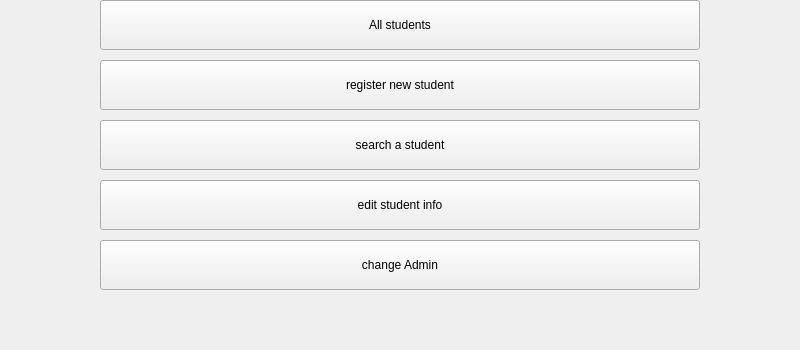
shawkyebrahim2514/student-system-management, file Project/mainwindow.ui: the form before one commit; both pictures show x 0 to 800 and y 154 to 504 of the 800 by 600 pixel window.
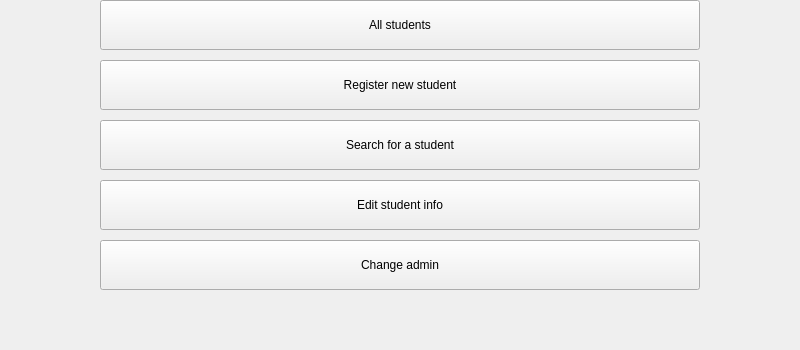
The form after the commit. Icons and pictures are not drawn.

```diff
--- a/Project/mainwindow.ui
+++ b/Project/mainwindow.ui
@@ -53,7 +53,7 @@
        </size>
       </property>
       <property name="text">
-       <string>register new student</string>
+       <string>Register new student</string>
       </property>
       <property name="iconSize">
        <size>
@@ -72,7 +72,7 @@
        </size>
       </property>
       <property name="text">
-       <string>search a student</string>
+       <string>Search for a student</string>
       </property>
      </widget>
     </item>
@@ -85,7 +85,7 @@
        </size>
       </property>
       <property name="text">
-       <string>edit student info</string>
+       <string>Edit student info</string>
       </property>
      </widget>
     </item>
@@ -98,7 +98,7 @@
        </size>
       </property>
       <property name="text">
-       <string>change Admin</string>
+       <string>Change admin</string>
       </property>
      </widget>
     </item>
```
